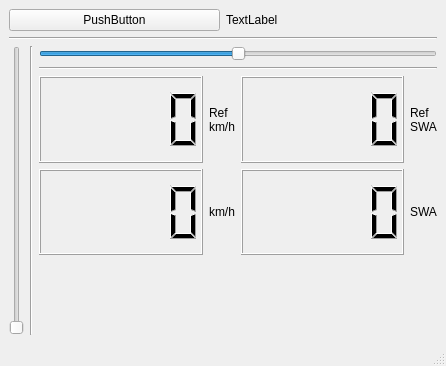
Old version of the form mainwindow.ui in the repository benjamin0906/CarSimUdpClient.
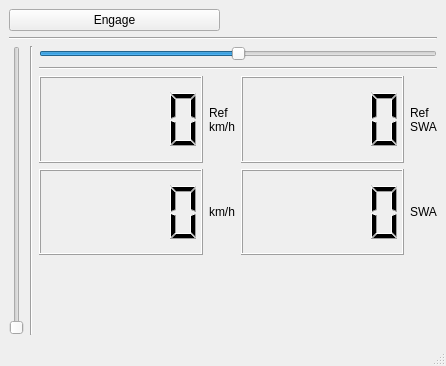
New version of the form.

Commit message: Engage/Disengage button handling has been implemented.

```diff
--- a/mainwindow.ui
+++ b/mainwindow.ui
@@ -20,14 +20,14 @@
       <item>
        <widget class="QPushButton" name="EngagePushButton">
         <property name="text">
-         <string>PushButton</string>
+         <string>Engage</string>
         </property>
        </widget>
       </item>
       <item>
        <widget class="QLabel" name="EngagedLabel">
         <property name="text">
-         <string>TextLabel</string>
+         <string/>
         </property>
        </widget>
       </item>
```
The commit also changes 2 other files.
